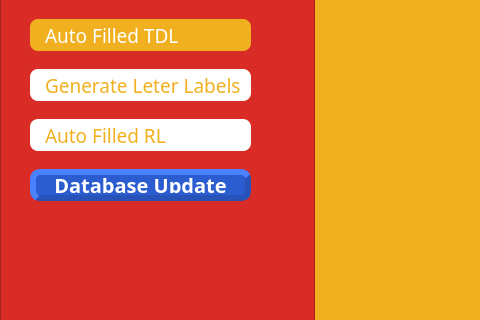
This is main_app.ui in eklemis/correspondence-tracker as Qt 5 draws it before an edit; both pictures show x 0 to 480 and y 171 to 491 of the 1366 by 768 pixel window. The edited form follows.
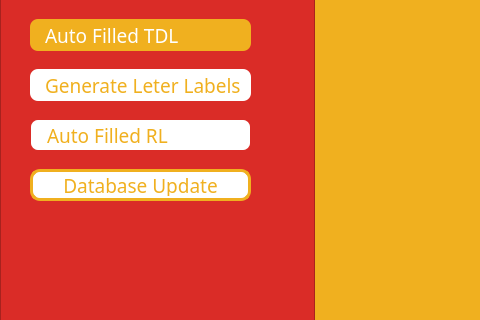
This is the edited form. Icons and pictures are not drawn.

Commit message: some other tweaks on button style(hover state)

```diff
--- a/main_app.ui
+++ b/main_app.ui
@@ -819,7 +819,7 @@
      <string notr="true">QPushButton{
 background-color: White;
 color: #F0B01F;
-border: 1px;
+border: 2px solid transparent;
 border-radius: 8px;
 
 text-align:left;
@@ -854,63 +854,63 @@
        <colorrole role="WindowText">
         <brush brushstyle="SolidPattern">
          <color alpha="255">
-          <red>255</red>
-          <green>255</green>
-          <blue>255</blue>
+          <red>240</red>
+          <green>176</green>
+          <blue>31</blue>
          </color>
         </brush>
        </colorrole>
        <colorrole role="Button">
         <brush brushstyle="SolidPattern">
          <color alpha="255">
-          <red>43</red>
-          <green>93</green>
-          <blue>209</blue>
+          <red>255</red>
+          <green>255</green>
+          <blue>255</blue>
          </color>
         </brush>
        </colorrole>
        <colorrole role="Text">
         <brush brushstyle="SolidPattern">
          <color alpha="255">
-          <red>255</red>
-          <green>255</green>
-          <blue>255</blue>
+          <red>240</red>
+          <green>176</green>
+          <blue>31</blue>
          </color>
         </brush>
        </colorrole>
        <colorrole role="ButtonText">
         <brush brushstyle="SolidPattern">
          <color alpha="255">
-          <red>255</red>
-          <green>255</green>
-          <blue>255</blue>
+          <red>240</red>
+          <green>176</green>
+          <blue>31</blue>
          </color>
         </brush>
        </colorrole>
        <colorrole role="Base">
         <brush brushstyle="SolidPattern">
          <color alpha="255">
-          <red>43</red>
-          <green>93</green>
-          <blue>209</blue>
+          <red>255</red>
+          <green>255</green>
+          <blue>255</blue>
          </color>
         </brush>
        </colorrole>
        <colorrole role="Window">
         <brush brushstyle="SolidPattern">
          <color alpha="255">
-          <red>43</red>
-          <green>93</green>
-          <blue>209</blue>
+          <red>255</red>
+          <green>255</green>
+          <blue>255</blue>
          </color>
         </brush>
        </colorrole>
        <colorrole role="PlaceholderText">
         <brush brushstyle="NoBrush">
          <color alpha="128">
-          <red>255</red>
-          <green>255</green>
-          <blue>255</blue>
+          <red>240</red>
+          <green>176</green>
+          <blue>31</blue>
          </color>
         </brush>
        </colorrole>
@@ -919,63 +919,63 @@
        <colorrole role="WindowText">
         <brush brushstyle="SolidPattern">
          <color alpha="255">
-          <red>255</red>
-          <green>255</green>
-          <blue>255</blue>
+          <red>240</red>
+          <green>176</green>
+          <blue>31</blue>
          </color>
         </brush>
        </colorrole>
        <colorrole role="Button">
         <brush brushstyle="SolidPattern">
          <color alpha="255">
-          <red>43</red>
-          <green>93</green>
-          <blue>209</blue>
+          <red>255</red>
+          <green>255</green>
+          <blue>255</blue>
          </color>
         </brush>
        </colorrole>
        <colorrole role="Text">
         <brush brushstyle="SolidPattern">
          <color alpha="255">
-          <red>255</red>
-          <green>255</green>
-          <blue>255</blue>
+          <red>240</red>
+          <green>176</green>
+          <blue>31</blue>
          </color>
         </brush>
        </colorrole>
        <colorrole role="ButtonText">
         <brush brushstyle="SolidPattern">
          <color alpha="255">
-          <red>255</red>
-          <green>255</green>
-          <blue>255</blue>
+          <red>240</red>
+          <green>176</green>
+          <blue>31</blue>
          </color>
         </brush>
        </colorrole>
        <colorrole role="Base">
         <brush brushstyle="SolidPattern">
          <color alpha="255">
-          <red>43</red>
-          <green>93</green>
-          <blue>209</blue>
+          <red>255</red>
+          <green>255</green>
+          <blue>255</blue>
          </color>
         </brush>
        </colorrole>
        <colorrole role="Window">
         <brush brushstyle="SolidPattern">
          <color alpha="255">
-          <red>43</red>
-          <green>93</green>
-          <blue>209</blue>
+          <red>255</red>
+          <green>255</green>
+          <blue>255</blue>
          </color>
         </brush>
        </colorrole>
        <colorrole role="PlaceholderText">
         <brush brushstyle="NoBrush">
          <color alpha="128">
-          <red>255</red>
-          <green>255</green>
-          <blue>255</blue>
+          <red>240</red>
+          <green>176</green>
+          <blue>31</blue>
          </color>
         </brush>
        </colorrole>
@@ -984,63 +984,63 @@
        <colorrole role="WindowText">
         <brush brushstyle="SolidPattern">
          <color alpha="255">
-          <red>255</red>
-          <green>255</green>
-          <blue>255</blue>
+          <red>240</red>
+          <green>176</green>
+          <blue>31</blue>
          </color>
         </brush>
        </colorrole>
        <colorrole role="Button">
         <brush brushstyle="SolidPattern">
          <color alpha="255">
-          <red>43</red>
-          <green>93</green>
-          <blue>209</blue>
+          <red>255</red>
+          <green>255</green>
+          <blue>255</blue>
          </color>
         </brush>
        </colorrole>
        <colorrole role="Text">
         <brush brushstyle="SolidPattern">
          <color alpha="255">
-          <red>255</red>
-          <green>255</green>
-          <blue>255</blue>
+          <red>240</red>
+          <green>176</green>
+          <blue>31</blue>
          </color>
         </brush>
        </colorrole>
        <colorrole role="ButtonText">
         <brush brushstyle="SolidPattern">
          <color alpha="255">
-          <red>255</red>
-          <green>255</green>
-          <blue>255</blue>
+          <red>240</red>
+          <green>176</green>
+          <blue>31</blue>
          </color>
         </brush>
        </colorrole>
        <colorrole role="Base">
         <brush brushstyle="SolidPattern">
          <color alpha="255">
-          <red>43</red>
-          <green>93</green>
-          <blue>209</blue>
+          <red>255</red>
+          <green>255</green>
+          <blue>255</blue>
          </color>
         </brush>
        </colorrole>
        <colorrole role="Window">
         <brush brushstyle="SolidPattern">
          <color alpha="255">
-          <red>43</red>
-          <green>93</green>
-          <blue>209</blue>
+          <red>255</red>
+          <green>255</green>
+          <blue>255</blue>
          </color>
         </brush>
        </colorrole>
        <colorrole role="PlaceholderText">
         <brush brushstyle="NoBrush">
          <color alpha="128">
-          <red>255</red>
-          <green>255</green>
-          <blue>255</blue>
+          <red>240</red>
+          <green>176</green>
+          <blue>31</blue>
          </color>
         </brush>
        </colorrole>
@@ -1050,10 +1050,7 @@
     <property name="font">
      <font>
       <family>Gill Sans Infant Std</family>
-      <pointsize>-1</pointsize>
-      <weight>75</weight>
-      <italic>false</italic>
-      <bold>true</bold>
+      <pointsize>14</pointsize>
       <stylestrategy>PreferAntialias</stylestrategy>
      </font>
     </property>
@@ -1065,17 +1062,19 @@
     </property>
     <property name="styleSheet">
      <string notr="true">QPushButton {
-    background-color: #2B5DD1;
-    color: #FFFFFF;
-    border-style: outset;
+    background-color: #FFFFFF;
+    color:#F0B01F;
     padding: 2px;
-    font: bold 20px;
-    border-width: 6px;
+    border: 3px solid #F0B01F;
     border-radius: 10px;
-    border-color: #2752B8;
 }
 QPushButton:hover {
-    background-color: lightgreen;
+    background-color:#F0B01F;
+ 	color: #FFFFFF;
+}
+QPushButton:clicked {
+    background-color:#F0B01F;
+ 	color: #FFFFFF;
 }</string>
     </property>
     <property name="text">
```
